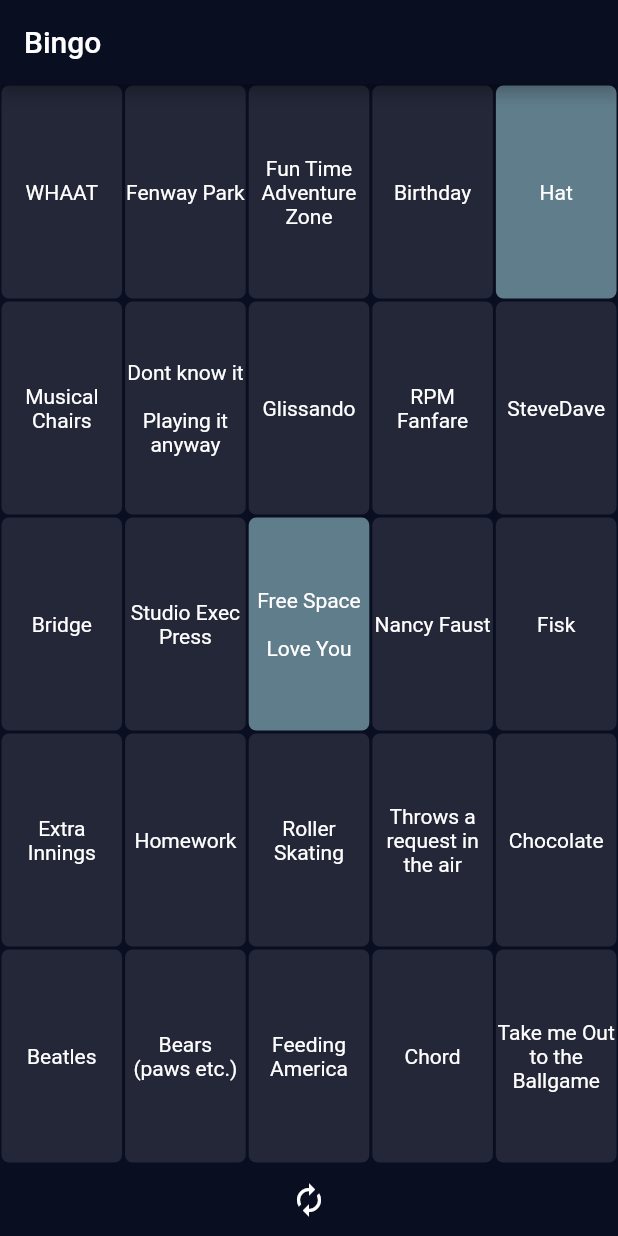
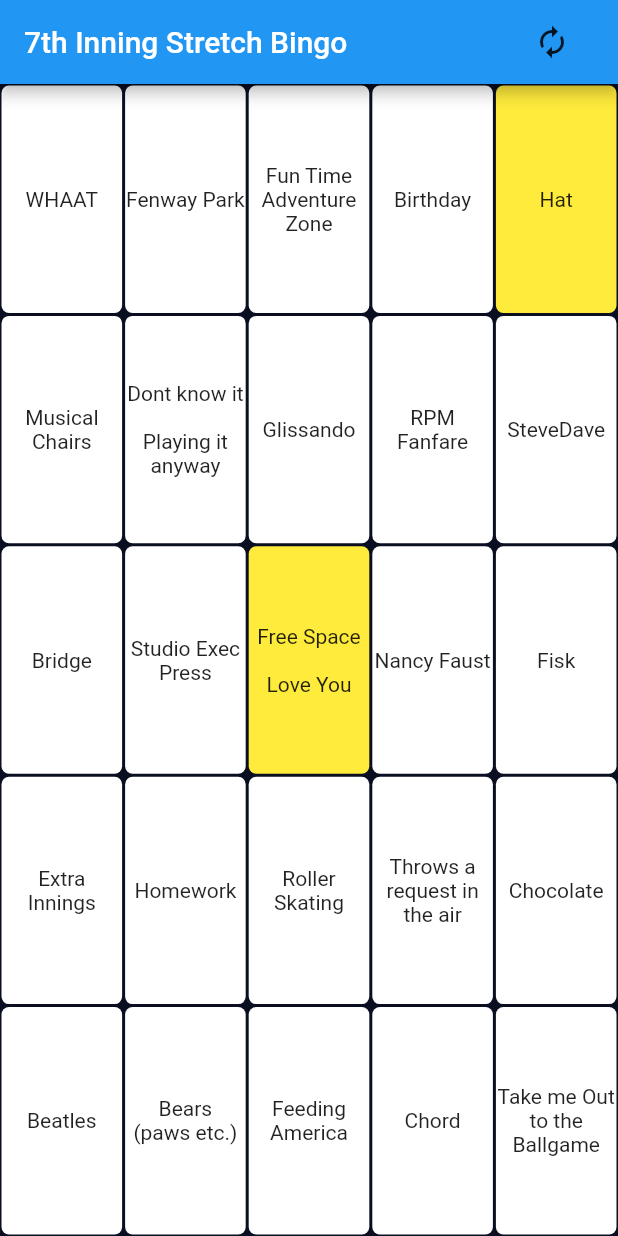
Before and after one commit to mampersat/bingo, a Flutter app: the screen it shows after launch, after a tap on "Hat", on a phone screen of 412 x 824 dp. Run offline on Flutter 3.47's test engine with Material 2 defaults, Android fonts, the light colour scheme and no system bars; our stand-ins replace audioplayers, auto_size_text, rflutter_alert.

Commit message:
more sounds - light theme

```diff
--- a/lib/main.dart
+++ b/lib/main.dart
@@ -9,8 +9,8 @@ class Bingo extends StatelessWidget {
   @override
   Widget build(BuildContext context) {
     return MaterialApp(
-      theme: ThemeData.dark().copyWith(
-        primaryColor: Color(0xFF0A0E21),
+      theme: ThemeData.light().copyWith(
+        //primaryColor: Color(0xFF0A0E21),
         scaffoldBackgroundColor: Color(0xFF0A0E21),
       ),
       home: PlayScreen(), //TODO Loading page
--- a/lib/screens/play_screen.dart
+++ b/lib/screens/play_screen.dart
@@ -56,7 +56,12 @@ class _PlayScreenState extends State<PlayScreen> {
 
   void checkSpecial(int i) {
     print(board[i]);
+    // TODO refactor words to contain songs in the a real object
     if (board[i] == 'RPM Fanfare') player.play('rpm-fanfare.mp3');
+    if (board[i] == 'Take me Out to the Ballgame')
+      player.play('four-bar-intro.mp3');
+    if (board[i] == 'Glissando') player.play('glissando.mp3');
+    if (board[i] == 'Birthday') player.play('bday.mp3');
   }
 
   void checkBingo() {
@@ -89,7 +94,17 @@ class _PlayScreenState extends State<PlayScreen> {
   Widget build(BuildContext context) {
     return Scaffold(
       appBar: AppBar(
-        title: Text('Bingo'),
+        title: Text('7th Inning Stretch Bingo'),
+        actions: <Widget>[
+          FlatButton(
+            child: Icon(Icons.autorenew),
+            onPressed: () {
+              setState(() {
+                setup();
+              });
+            },
+          ),
+        ],
       ),
       body: Column(
         mainAxisAlignment: MainAxisAlignment.spaceEvenly,
@@ -118,14 +133,6 @@ class _PlayScreenState extends State<PlayScreen> {
                 ],
               ),
             ),
-          FlatButton(
-            child: Icon(Icons.autorenew),
-            onPressed: () {
-              setState(() {
-                setup();
-              });
-            },
-          ),
         ],
       ),
     );
@@ -150,7 +157,7 @@ class Square extends StatelessWidget {
           padding: EdgeInsets.all(1.0),
           child: Material(
             borderRadius: BorderRadius.circular(5.0),
-            color: selected ? Colors.blueGrey : Colors.white10,
+            color: selected ? Colors.yellow : Colors.white,
             child: Center(
               child: Text(
                 text,
--- a/pubspec.yaml
+++ b/pubspec.yaml
@@ -5,7 +5,7 @@ description: A new Flutter application.
 # pub.dev using `pub publish`. This is preferred for private packages.
 publish_to: 'none' # Remove this line if you wish to publish to pub.dev
 
-version: 1.0.0+1
+version: 1.1.0
 
 environment:
   sdk: ">=2.7.0 <3.0.0"
```
Also changed, not shown: assets/scoreboard-7.png (added), 5 other files.
